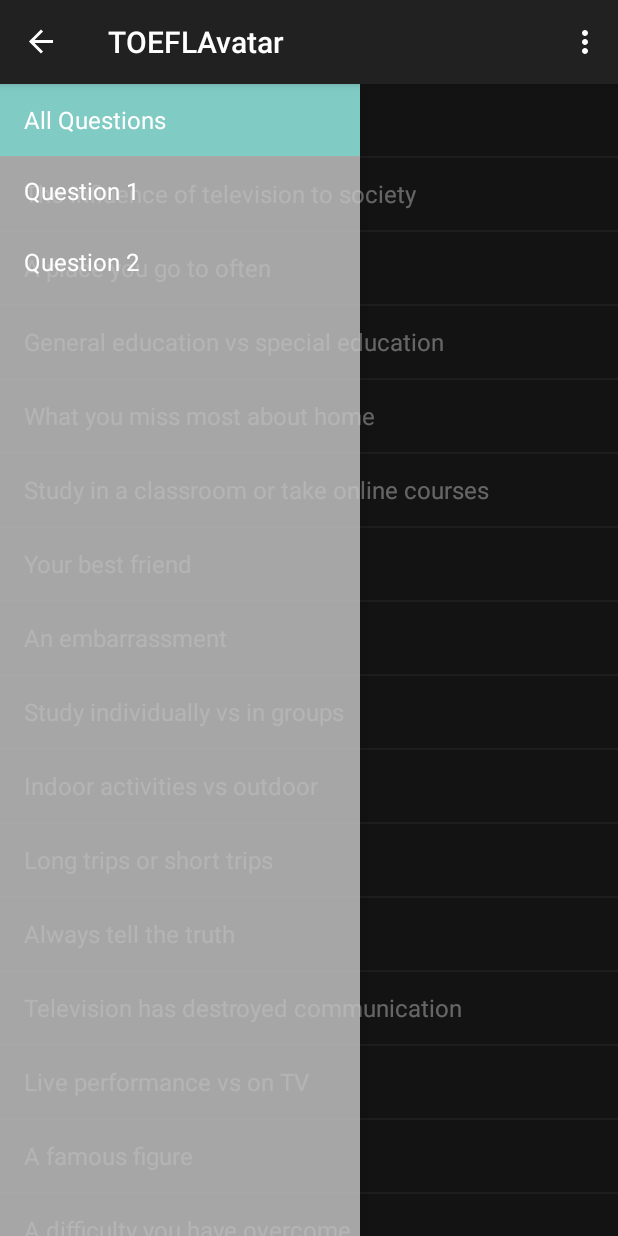
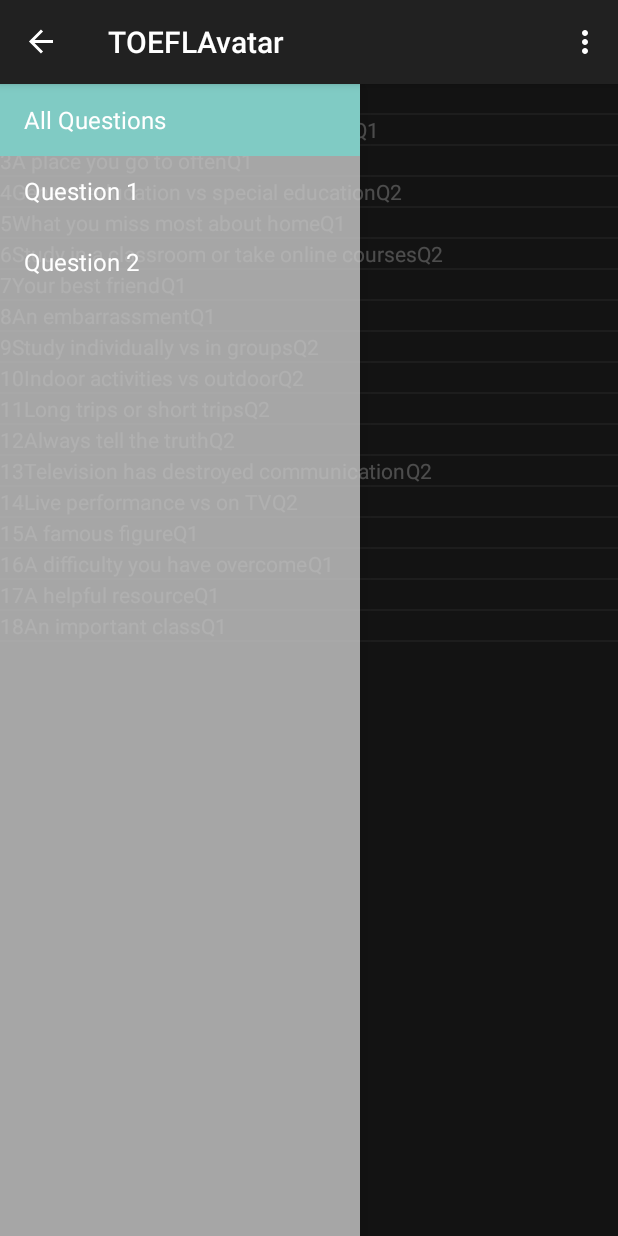
Before and after one commit to mingthor/ToeflAvatar, an Android app: the screen it shows after launch (MainActivity), on a phone screen of 412 x 824 dp. Run offline under Robolectric (Android 15) with nearby library versions, the phone set to English and light mode, and no system bars; libraries missing offline, so code that uses them is left out: junit.framework.

Commit message:
Use custom array adapter rather than the template one. TODO: Make list view display better. Make the play icon an animation which supports playing of the voice file.

```diff
--- a/app/src/main/java/com/sequoiabridge/captain/toeflavatar/MainActivity.java
+++ b/app/src/main/java/com/sequoiabridge/captain/toeflavatar/MainActivity.java
@@ -25,6 +25,7 @@ public class MainActivity extends AppCompatActivity
      * Used to store the last screen title. For use in {@link #restoreActionBar()}.
      */
     private CharSequence mTitle;
+
 
     @Override
     protected void onCreate(Bundle savedInstanceState) {
--- /dev/null
+++ b/app/src/main/java/com/sequoiabridge/captain/toeflavatar/QuestionArrayAdapter.java
@@ -0,0 +1,36 @@
+package com.sequoiabridge.captain.toeflavatar;
+
+import android.content.Context;
+import android.view.LayoutInflater;
+import android.view.View;
+import android.view.ViewGroup;
+import android.widget.ArrayAdapter;
+import android.widget.TextView;
+
+import com.sequoiabridge.captain.toeflavatar.data.DataContract;
+
+import java.util.List;
+
+/**
+ * Question array adapter to manage the display of questions list
+ */
+public class QuestionArrayAdapter extends ArrayAdapter<DataContract.QuestionItem> {
+    public QuestionArrayAdapter(Context context, List<DataContract.QuestionItem> questions) {
+        super(context, 0, questions);
+    }
+
+    @Override
+    public View getView(int position, View convertView, ViewGroup parent) {
+        DataContract.QuestionItem item = getItem(position);
+        // Check if an existing view is being reused, otherwise inflate the view
+        if (convertView == null)
+            convertView = LayoutInflater.from(getContext()).inflate(R.layout.question_item_view, parent, false);
+        TextView txtId = (TextView) convertView.findViewById(R.id.txtQuestionId);
+        txtId.setText(item.id);
+        TextView txtTitle = (TextView) convertView.findViewById(R.id.txtTitle);
+        txtTitle.setText(item.titleEnglish);
+        TextView txtType = (TextView) convertView.findViewById(R.id.txtQuestionType);
+        txtType.setText("Q" + item.type);
+        return convertView;
+    }
+}
--- a/app/src/main/java/com/sequoiabridge/captain/toeflavatar/QuestionListFragment.java
+++ b/app/src/main/java/com/sequoiabridge/captain/toeflavatar/QuestionListFragment.java
@@ -5,7 +5,6 @@ import android.os.Bundle;
 import android.support.v4.app.ListFragment;
 import android.util.Log;
 import android.view.View;
-import android.widget.ArrayAdapter;
 import android.widget.ListView;
 
 import com.sequoiabridge.captain.toeflavatar.data.QuestionDataSource;
@@ -37,6 +36,7 @@ public class QuestionListFragment extends ListFragment {
         public void onItemSelected(String id) {
         }
     };
+    QuestionArrayAdapter mQuestionsAdapter = null;
     /**
      * The fragment's current callback object, which is notified of list item
      * clicks.
@@ -71,12 +71,7 @@ public class QuestionListFragment extends ListFragment {
         Log.d("QuestionListFragment", "type = " + type);
         QuestionDataSource.populateQuestionsList(getResources().getXml(R.xml.data), type);
 
-        // TODO: replace with a real list adapter.
-        setListAdapter(new ArrayAdapter<>(
-                getActivity(),
-                android.R.layout.simple_list_item_activated_1,
-                android.R.id.text1,
-                QuestionDataSource.ITEMS));
+        setListAdapter(mQuestionsAdapter);
     }
 
     @Override
@@ -100,6 +95,7 @@ public class QuestionListFragment extends ListFragment {
         }
 
         mCallbacks = (Callbacks) activity;
+        mQuestionsAdapter = new QuestionArrayAdapter(activity, QuestionDataSource.ITEMS);
     }
 
     @Override
@@ -108,6 +104,7 @@ public class QuestionListFragment extends ListFragment {
 
         // Reset the active callbacks interface to the dummy implementation.
         mCallbacks = sDummyCallbacks;
+        mQuestionsAdapter = null;
     }
 
     @Override
--- /dev/null
+++ b/app/src/main/res/layout/question_item_view.xml
@@ -0,0 +1,20 @@
+<?xml version="1.0" encoding="utf-8"?>
+<LinearLayout xmlns:android="http://schemas.android.com/apk/res/android"
+    android:layout_width="match_parent"
+    android:layout_height="match_parent">
+
+    <TextView
+        android:id="@+id/txtQuestionId"
+        android:layout_width="wrap_content"
+        android:layout_height="match_parent" />
+
+    <TextView
+        android:id="@+id/txtTitle"
+        android:layout_width="wrap_content"
+        android:layout_height="wrap_content" />
+
+    <TextView
+        android:id="@+id/txtQuestionType"
+        android:layout_width="wrap_content"
+        android:layout_height="match_parent" />
+</LinearLayout>
```
